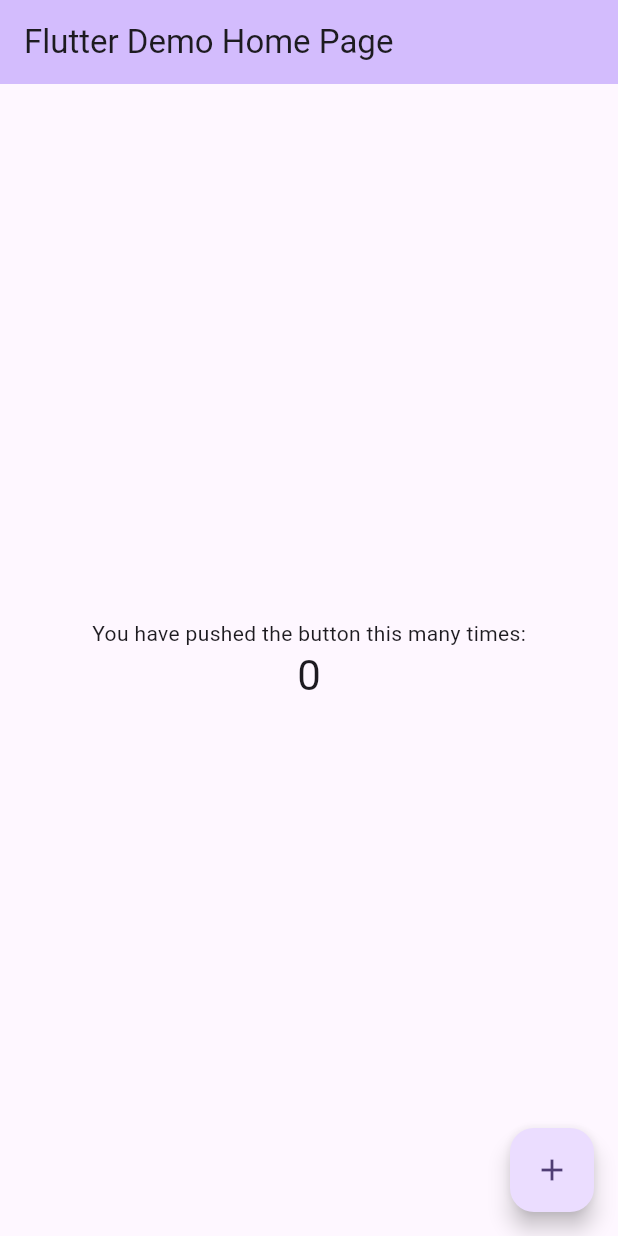
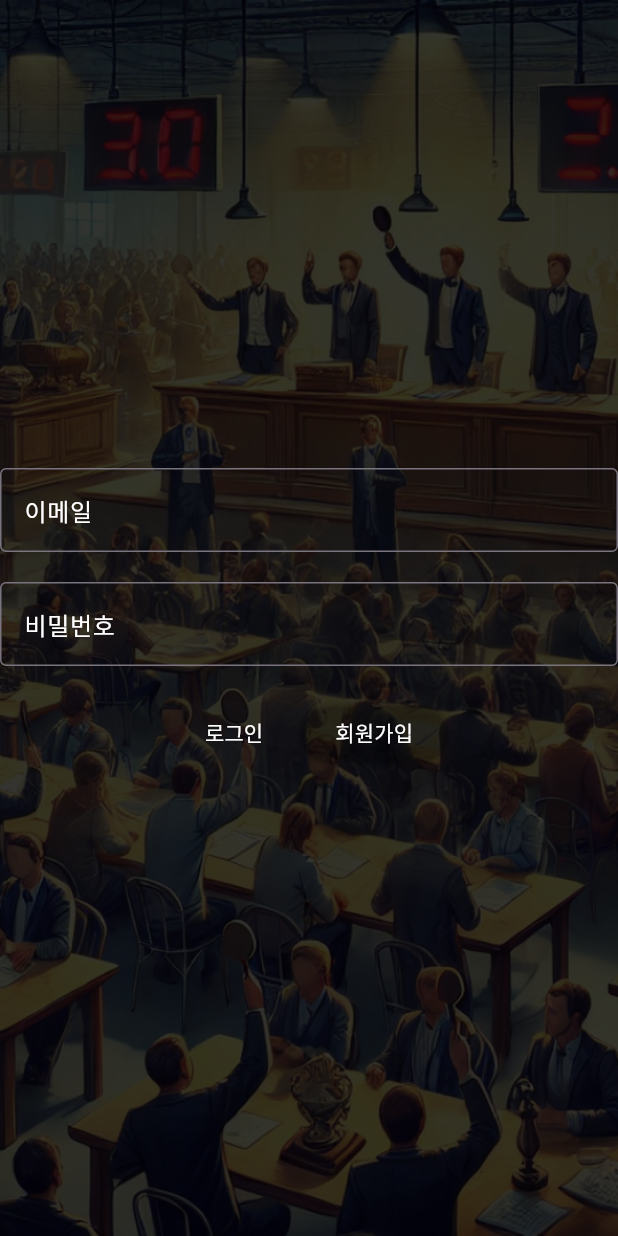
Before and after one commit to hyeonlee717/Auction_Gu_Lee_Flutter, a Flutter app: the screen it shows after launch, on a phone screen of 412 x 824 dp. Run offline on Flutter 3.47's test engine with Material 3 defaults, Android fonts, the phone set to English and light mode, and no system bars.

Commit message:
lobbyscreen, signupscreen

```diff
--- a/lib/main.dart
+++ b/lib/main.dart
@@ -1,4 +1,5 @@
 import 'package:flutter/material.dart';
+import 'package:auction_gu_lee_flutter/screen/lobbyscreen.dart'; // 경로를 프로젝트 이름에 맞게 수정하세요.
 
 void main() {
   runApp(const MyApp());
@@ -7,119 +8,10 @@
 class MyApp extends StatelessWidget {
   const MyApp({super.key});
 
-  // This widget is the root of your application.
   @override
   Widget build(BuildContext context) {
-    return MaterialApp(
-      title: 'Flutter Demo',
-      theme: ThemeData(
-        // This is the theme of your application.
-        //
-        // TRY THIS: Try running your application with "flutter run". You'll see
-        // the application has a purple toolbar. Then, without quitting the app,
-        // try changing the seedColor in the colorScheme below to Colors.green
-        // and then invoke "hot reload" (save your changes or press the "hot
-        // reload" button in a Flutter-supported IDE, or press "r" if you used
-        // the command line to start the app).
-        //
-        // Notice that the counter didn't reset back to zero; the application
-        // state is not lost during the reload. To reset the state, use hot
-        // restart instead.
-        //
-        // This works for code too, not just values: Most code changes can be
-        // tested with just a hot reload.
-        colorScheme: ColorScheme.fromSeed(seedColor: Colors.deepPurple),
-        useMaterial3: true,
-      ),
-      home: const MyHomePage(title: 'Flutter Demo Home Page'),
+    return const MaterialApp(
+      home: LobbyScreen(),
     );
   }
 }
-
-class MyHomePage extends StatefulWidget {
-  const MyHomePage({super.key, required this.title});
-
-  // This widget is the home page of your application. It is stateful, meaning
-  // that it has a State object (defined below) that contains fields that affect
-  // how it looks.
-
-  // This class is the configuration for the state. It holds the values (in this
-  // case the title) provided by the parent (in this case the App widget) and
-  // used by the build method of the State. Fields in a Widget subclass are
-  // always marked "final".
-
-  final String title;
-
-  @override
-  State<MyHomePage> createState() => _MyHomePageState();
-}
-
-class _MyHomePageState extends State<MyHomePage> {
-  int _counter = 0;
-
-  void _incrementCounter() {
-    setState(() {
-      // This call to setState tells the Flutter framework that something has
-      // changed in this State, which causes it to rerun the build method below
-      // so that the display can reflect the updated values. If we changed
-      // _counter without calling setState(), then the build method would not be
-      // called again, and so nothing would appear to happen.
-      _counter++;
-    });
-  }
-
-  @override
-  Widget build(BuildContext context) {
-    // This method is rerun every time setState is called, for instance as done
-    // by the _incrementCounter method above.
-    //
-    // The Flutter framework has been optimized to make rerunning build methods
-    // fast, so that you can just rebuild anything that needs updating rather
-    // than having to individually change instances of widgets.
-    return Scaffold(
-      appBar: AppBar(
-        // TRY THIS: Try changing the color here to a specific color (to
-        // Colors.amber, perhaps?) and trigger a hot reload to see the AppBar
-        // change color while the other colors stay the same.
-        backgroundColor: Theme.of(context).colorScheme.inversePrimary,
-        // Here we take the value from the MyHomePage object that was created by
-        // the App.build method, and use it to set our appbar title.
-        title: Text(widget.title),
-      ),
-      body: Center(
-        // Center is a layout widget. It takes a single child and positions it
-        // in the middle of the parent.
-        child: Column(
-          // Column is also a layout widget. It takes a list of children and
-          // arranges them vertically. By default, it sizes itself to fit its
-          // children horizontally, and tries to be as tall as its parent.
-          //
-          // Column has various properties to control how it sizes itself and
-          // how it positions its children. Here we use mainAxisAlignment to
-          // center the children vertically; the main axis here is the vertical
-          // axis because Columns are vertical (the cross axis would be
-          // horizontal).
-          //
-          // TRY THIS: Invoke "debug painting" (choose the "Toggle Debug Paint"
-          // action in the IDE, or press "p" in the console), to see the
-          // wireframe for each widget.
-          mainAxisAlignment: MainAxisAlignment.center,
-          children: <Widget>[
-            const Text(
-              'You have pushed the button this many times:',
-            ),
-            Text(
-              '$_counter',
-              style: Theme.of(context).textTheme.headlineMedium,
-            ),
-          ],
-        ),
-      ),
-      floatingActionButton: FloatingActionButton(
-        onPressed: _incrementCounter,
-        tooltip: 'Increment',
-        child: const Icon(Icons.add),
-      ), // This trailing comma makes auto-formatting nicer for build methods.
-    );
-  }
-}
--- /dev/null
+++ b/lib/screen/lobbyscreen.dart
@@ -0,0 +1,85 @@
+import 'package:flutter/material.dart';
+import 'package:flutter/services.dart'; // 추
+import 'package:auction_gu_lee_flutter/screen/signupscreen.dart';
+
+class LobbyScreen extends StatelessWidget {
+  const LobbyScreen({super.key});
+
+  @override
+  Widget build(BuildContext context) {
+    return MaterialApp(
+      home: Scaffold(
+        body: Container(
+          decoration: const BoxDecoration(
+            image: DecorationImage(
+              image:
+                  AssetImage('assets/images/img_splash_activity_black_001.png'),
+              fit: BoxFit.cover,
+            ),
+          ),
+          child: Center(
+            child: Column(
+              mainAxisAlignment: MainAxisAlignment.center,
+              children: [
+                TextField(
+                  decoration: const InputDecoration(
+                    labelText: '이메일',
+                    labelStyle: TextStyle(color: Colors.white),
+                    border: OutlineInputBorder(),
+                  ),
+                  style: const TextStyle(color: Colors.white),
+                  keyboardType: TextInputType.emailAddress,
+                  inputFormatters: [
+                    FilteringTextInputFormatter.allow(
+                        RegExp(r'^[a-zA-Z0-9@._-]+$')), // 한글 입력 불가능
+                  ],
+                ),
+                const SizedBox(height: 20),
+                const TextField(
+                  decoration: InputDecoration(
+                    labelText: '비밀번호',
+                    labelStyle: TextStyle(color: Colors.white),
+                    border: OutlineInputBorder(),
+                  ),
+                  obscureText: true,
+                  style: TextStyle(color: Colors.white),
+                  keyboardType: TextInputType.visiblePassword,
+                ),
+                const SizedBox(height: 20),
+                Row(
+                  mainAxisAlignment: MainAxisAlignment.center,
+                  children: [
+                    const ElevatedButton(
+                      onPressed: null, // 로그인 로직 추가해야함
+                      child: Text(
+                        '로그인',
+                        style: TextStyle(color: Colors.white),
+                      ),
+                    ),
+                    ElevatedButton(
+                      style: ElevatedButton.styleFrom(
+                        backgroundColor: Colors.transparent,
+                      ),
+                      onPressed: () {
+                        Navigator.push(
+                          context,
+                          MaterialPageRoute(
+                              builder: (context) =>
+                                  const SignupScreen()), // 회원가입 화면으로 이동
+                        );
+                      },
+                      child: const Text(
+                        '회원가입',
+                        style: TextStyle(color: Colors.white),
+                      ),
+                    ),
+                  ],
+                ),
+              ],
+            ),
+          ),
+        ),
+      ),
+    );
+  }
+}
--- a/pubspec.yaml
+++ b/pubspec.yaml
@@ -52,6 +52,8 @@ dev_dependencies:
 
 # The following section is specific to Flutter packages.
 flutter:
+  assets:
+    - assets/images/img_splash_activity_black_001.png
 
   # The following line ensures that the Material Icons font is
   # included with your application, so that you can use the icons in
```
Also changed, not shown: lib/screen/signupscreen.dart (added, +101 -0 lines), assets/images/img_splash_activity_black_001.png (added).
